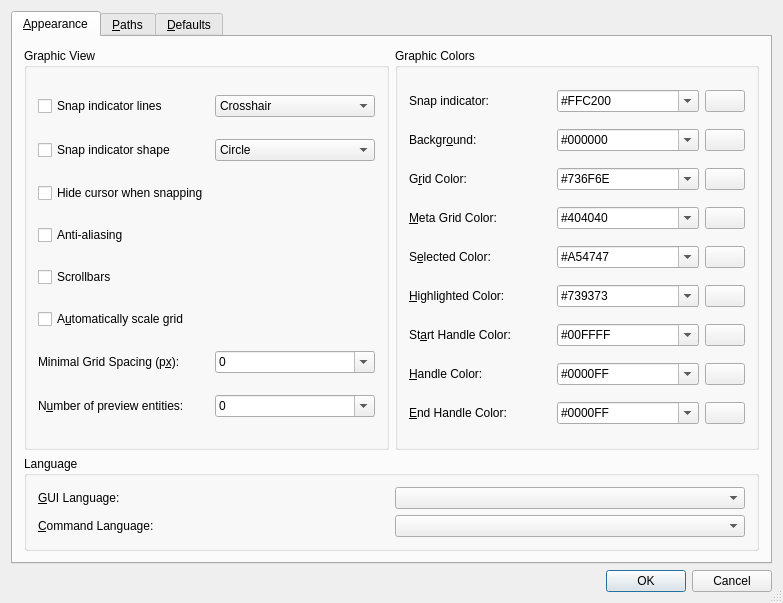
This is librecad/src/ui/forms/qg_dlgoptionsgeneral.ui in LibreCAD/LibreCAD as Qt 5 draws it before an edit. The edited form follows.
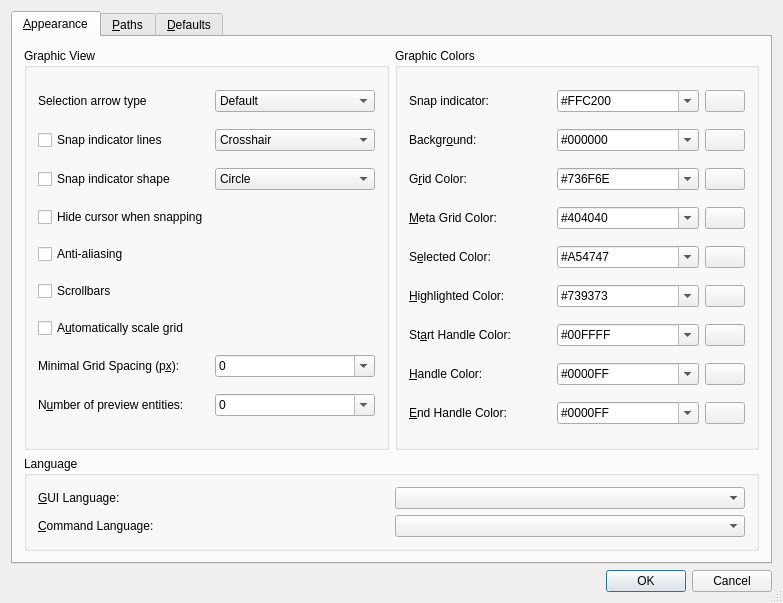
This is the edited form. The open tabs and pages were chosen to show the change. Icons and pictures are not drawn.

Commit message: New selection cursor, and option to switch selection cursor

Patch:
```diff
--- a/librecad/src/ui/forms/qg_dlgoptionsgeneral.ui
+++ b/librecad/src/ui/forms/qg_dlgoptionsgeneral.ui
@@ -106,6 +106,36 @@
          </property>
          <layout class="QGridLayout" name="graphic_view_layout">
           <item row="0" column="0">
+           <widget class="QLabel" name="selection_arrow_type_label">
+            <property name="text">
+             <string>Selection arrow type</string>
+            </property>
+            <property name="wordWrap">
+             <bool>false</bool>
+            </property>
+            <property name="buddy">
+             <cstring>selection_arrow_type_combobox</cstring>
+            </property>
+           </widget>
+          </item>
+          <item row="0" column="1">
+           <widget class="QComboBox" name="selection_arrow_type_combobox">
+            <property name="accessibleDescription">
+             <string notr="true"/>
+            </property>
+            <item>
+             <property name="text">
+              <string notr="true">Default</string>
+             </property>
+            </item>
+            <item>
+             <property name="text">
+              <string notr="true">LibreCAD</string>
+             </property>
+            </item>
+           </widget>
+          </item>
+          <item row="1" column="0">
            <widget class="QCheckBox" name="indicator_lines_checkbox">
             <property name="text">
              <string>Snap indicator lines</string>
@@ -115,7 +145,7 @@
             </property>
            </widget>
           </item>
-          <item row="0" column="1">
+          <item row="1" column="1">
            <widget class="QComboBox" name="indicator_lines_combobox">
             <property name="accessibleDescription">
              <string notr="true"/>
@@ -142,14 +172,14 @@
             </item>
            </widget>
           </item>
-          <item row="1" column="0">
+          <item row="2" column="0">
            <widget class="QCheckBox" name="indicator_shape_checkbox">
             <property name="text">
              <string>Snap indicator shape</string>
             </property>
            </widget>
           </item>
-          <item row="1" column="1">
+          <item row="2" column="1">
            <widget class="QComboBox" name="indicator_shape_combobox">
             <property name="accessibleDescription">
              <string notr="true"/>
@@ -171,28 +201,28 @@
             </item>
            </widget>
           </item>
-          <item row="2" column="0">
+          <item row="3" column="0">
            <widget class="QCheckBox" name="cursor_hiding_checkbox">
             <property name="text">
              <string>Hide cursor when snapping</string>
             </property>
            </widget>
           </item>
-          <item row="3" column="0">
+          <item row="4" column="0">
            <widget class="QCheckBox" name="cb_antialiasing">
             <property name="text">
              <string>Anti-aliasing</string>
             </property>
            </widget>
           </item>
-          <item row="4" column="0">
+          <item row="5" column="0">
            <widget class="QCheckBox" name="scrollbars_check_box">
             <property name="text">
              <string>Scrollbars</string>
             </property>
            </widget>
           </item>
-          <item row="5" column="0">
+          <item row="6" column="0">
            <widget class="QCheckBox" name="cbScaleGrid">
             <property name="text">
              <string>A&amp;utomatically scale grid</string>
@@ -202,7 +232,7 @@
             </property>
            </widget>
           </item>
-          <item row="6" column="0">
+          <item row="7" column="0">
            <widget class="QLabel" name="lMinGridSpacing">
             <property name="text">
              <string>Minimal Grid Spacing (p&amp;x):</string>
@@ -215,7 +245,7 @@
             </property>
            </widget>
           </item>
-          <item row="6" column="1">
+          <item row="7" column="1">
            <widget class="QComboBox" name="cbMinGridSpacing">
             <property name="editable">
              <bool>true</bool>
@@ -262,7 +292,7 @@
             </item>
            </widget>
           </item>
-          <item row="7" column="0">
+          <item row="8" column="0">
            <widget class="QLabel" name="lMaxPreview">
             <property name="text">
              <string>N&amp;umber of preview entities:</string>
@@ -275,7 +305,7 @@
             </property>
            </widget>
           </item>
-          <item row="7" column="1">
+          <item row="8" column="1">
            <widget class="QComboBox" name="cbMaxPreview">
             <property name="editable">
              <bool>true</bool>
```
Left out of the diff: 1 changed line with no effect on the pictures. The commit also changes 5 other files.
